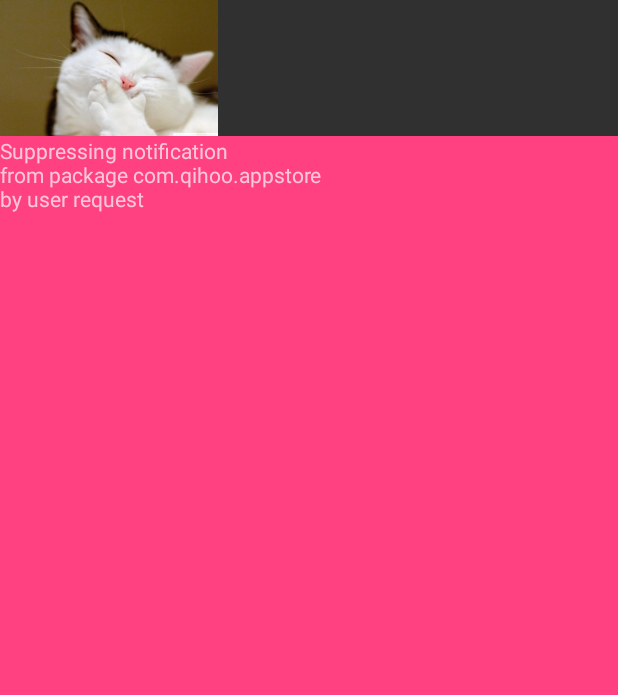
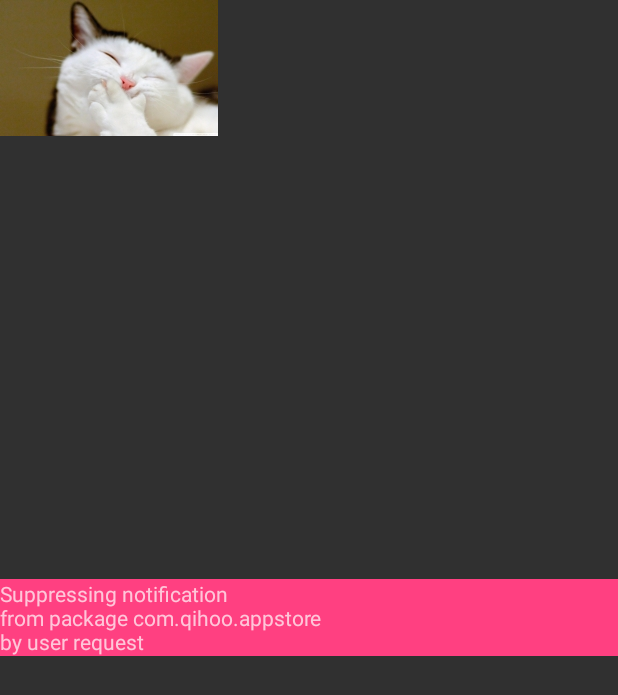
Before and after one commit to wuhighway/DailyStudy, an Android app: the ViewerActivity screen opened directly, with no data from a screen before it, on a phone screen of 412 x 824 dp. Shown: the top 695 px of the screen. Run offline under Robolectric (Android 15) with nearby library versions, the phone set to English and light mode, and no system bars; our stand-ins replace ButterKnife.

Commit message:
元素共享简单实现

```diff
--- a/app/src/main/AndroidManifest.xml
+++ b/app/src/main/AndroidManifest.xml
@@ -36,8 +36,8 @@
 
         <activity android:name=".ui.viewflipper.datepicker.DatePickerActivity" />
         <activity android:name=".coustomview.loadingview.CoustomActivity" />
-        <activity android:name=".animation.AnimActivity" />
-        <activity android:name=".animation.ViewPropertyAnimatorActivity" />
+        <activity android:name=".anim.AnimActivity" />
+        <activity android:name=".anim.ViewPropertyAnimatorActivity" />
 
         <service
             android:name=".service.MyService"
--- a/app/src/main/java/com/highway/study/MainActivity.java
+++ b/app/src/main/java/com/highway/study/MainActivity.java
@@ -7,8 +7,8 @@ import android.os.Bundle;
 import android.support.v7.widget.LinearLayoutManager;
 import android.support.v7.widget.RecyclerView;
 
-import com.highway.study.animation.AnimActivity;
-import com.highway.study.animation.DividerItemDecoration;
+import com.highway.study.anim.AnimActivity;
+import com.highway.study.anim.DividerItemDecoration;
 import com.highway.study.coustomview.loadingview.CoustomActivity;
 import com.highway.study.service.ServiceActivity;
 import com.highway.study.shareelem.ShareTractionActivity;
--- a/app/src/main/java/com/highway/study/shareelem/ViewerActivity.java
+++ b/app/src/main/java/com/highway/study/shareelem/ViewerActivity.java
@@ -7,6 +7,7 @@ import android.support.v4.util.Pair;
 import android.support.v4.view.ViewCompat;
 import android.support.v7.app.AppCompatActivity;
 import android.os.Bundle;
+import android.transition.Explode;
 import android.transition.Slide;
 import android.view.Gravity;
 import android.view.View;
@@ -50,6 +51,9 @@ public class ViewerActivity extends AppCompatActivity {
         slide.addTarget(R.id.tv_text);
 
         getWindow().setEnterTransition(slide);
+//        Explode explode = new Explode();
+//        explode.addTarget(R.id.tv_text);
+//        getWindow().setEnterTransition(explode);
         ImageView imageView = (ImageView) findViewById(R.id.image);
         imageView.setImageResource(getIntent().getIntExtra("resId", R.mipmap.pic_1));
 
--- a/app/src/main/res/layout/activity_viewer.xml
+++ b/app/src/main/res/layout/activity_viewer.xml
@@ -1,5 +1,5 @@
 <?xml version="1.0" encoding="utf-8"?>
-<LinearLayout xmlns:android="http://schemas.android.com/apk/res/android"
+<RelativeLayout xmlns:android="http://schemas.android.com/apk/res/android"
     android:id="@+id/linear_content"
     android:orientation="vertical"
     android:layout_width="match_parent"
@@ -15,8 +15,9 @@
     <LinearLayout
         android:id="@+id/tv_text"
         android:layout_width="match_parent"
-        android:layout_height="match_parent"
+        android:layout_height="wrap_content"
         android:background="@color/colorAccent"
+        android:layout_centerInParent="true"
         android:orientation="vertical">
         <TextView
             android:layout_width="wrap_content"
@@ -25,4 +26,4 @@
 
     </LinearLayout>
 
-</LinearLayout>
+</RelativeLayout>
```
